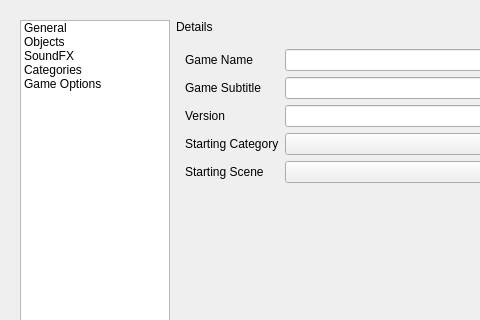
This is RetroEDv2/tools/gameconfigeditorv5.ui in RSDKModding/RetroED as Qt 5 draws it before an edit; both pictures show x 0 to 480 and y 0 to 320 of the 800 by 482 pixel window. The edited form follows.
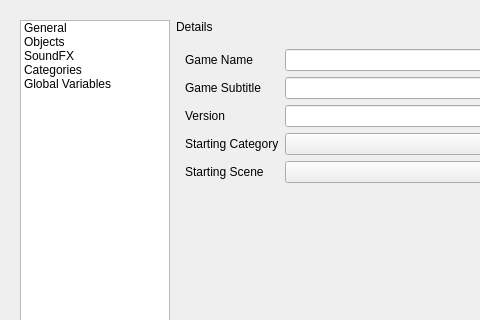
This is the edited form.

What changed in the file:
```diff
--- a/RetroEDv2/tools/gameconfigeditorv5.ui
+++ b/RetroEDv2/tools/gameconfigeditorv5.ui
@@ -62,7 +62,7 @@
            </item>
            <item>
             <property name="text">
-             <string>Game Options</string>
+             <string>Global Variables</string>
             </property>
            </item>
           </widget>
```
